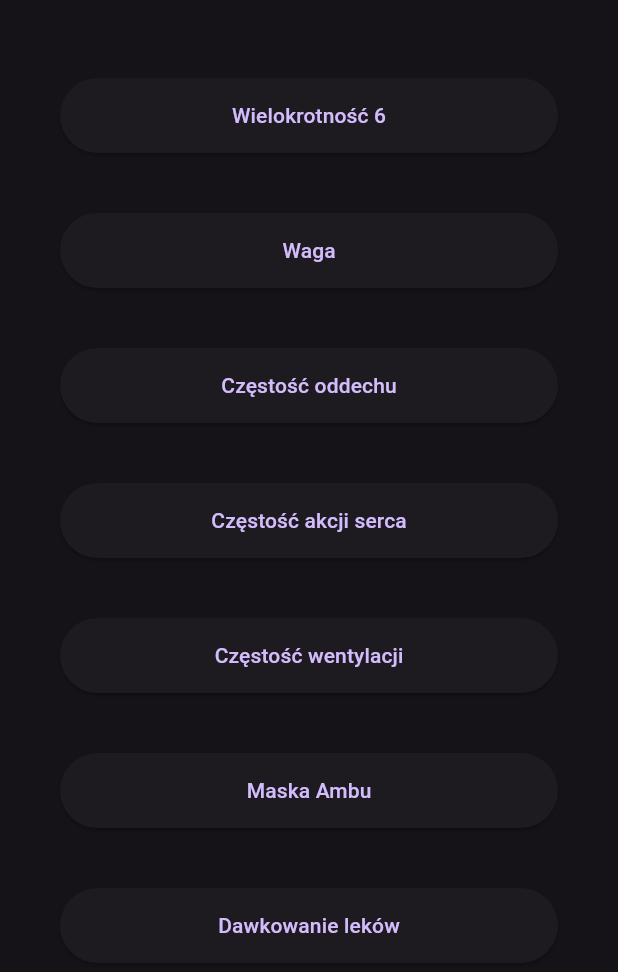
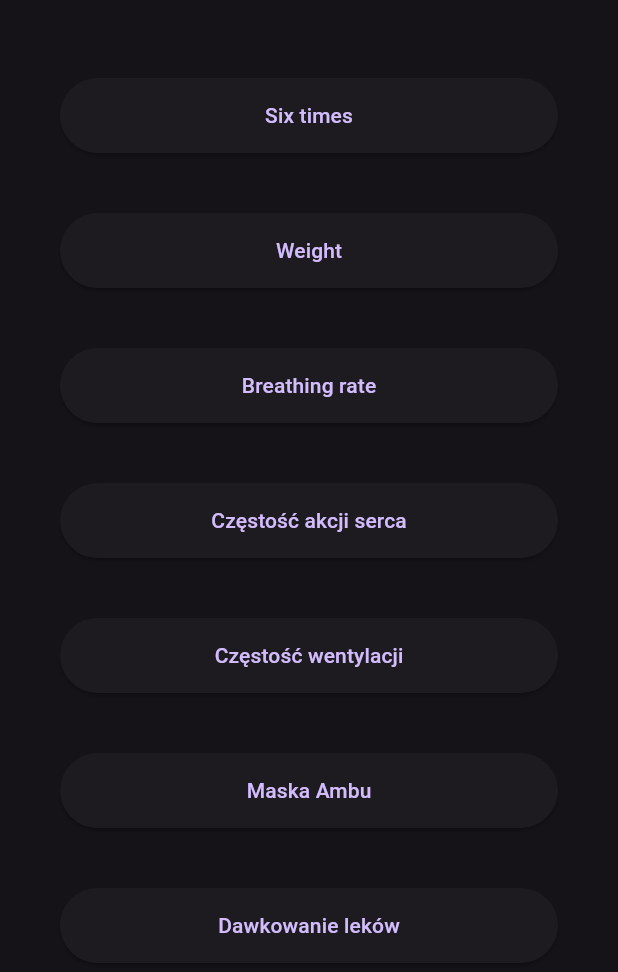
Before and after one commit to amostori/paramedic_tests, a Flutter app: the screen it shows after launch, on a phone screen of 412 x 824 dp. Shown: the top 972 px of the screen. Run offline on Flutter 3.47's test engine with Material 3 defaults, Android fonts, the phone set to English and light mode, and no system bars; our stand-ins replace easy_localization, flutter_riverpod, go_router.

Commit message:
fix maska 1

```diff
--- /dev/null
+++ b/assets/translations/en.json
@@ -0,0 +1,8 @@
+{
+  "no_route_found": "No route found",
+  "app_name": "Paramedic Tests",
+  "six_times": "Six times",
+  "weight": "Weight",
+  "breathing_rate": "Breathing rate",
+  "pulse_rate": "Pulse rate"
+}
--- /dev/null
+++ b/assets/translations/pl.json
@@ -0,0 +1,9 @@
+{
+  "no_route_found": "Brak ścieżki",
+  "app_name": "Paramedic Tests",
+  "six_times": "Wielokrotność sześciu",
+  "weight": "Waga",
+  "breathing_rate": "Częstość oddechu",
+  "pulse_rate": "Częstość akcji serca"
+
+}
--- a/lib/main.dart
+++ b/lib/main.dart
@@ -1,10 +1,35 @@
+import 'package:easy_localization/easy_localization.dart';
 import 'package:flutter/material.dart';
 import 'package:flutter_riverpod/flutter_riverpod.dart';
 import 'package:paramedic_tests/src/app_routing/app_routing.dart';
+import 'package:paramedic_tests/src/utils/constants.dart';
+import 'package:paramedic_tests/src/utils/strings_manager.dart';
 
-void main() {
+// Lokalizacja:
+// 1. Przygotuj pliki json z tłumaczeniami (en.json, pl.json)
+// 2. Dodaj metodę tr() do Stringów wymagających przetłumaczenia
+// 3. Do main() dodaj metodę EasyLocalization.ensureInitialized();
+// 4. Opakuj MyApp w widget EasyLocalization
+// Widget Phoenix jest potrzebny by zrestartować aplikację automatycznie po
+// zmianie np języka.
+// 5. W klasie MyApp do MaterialApp dodaj wpisy:
+// localizationsDelegates: context.localizationDelegates,
+// supportedLocales: context.supportedLocales,
+// locale: context.locale,
+
+// dart run build_runner watch -d
+void main() async {
   WidgetsFlutterBinding.ensureInitialized();
-  runApp(const ProviderScope(child: MyApp()));
+  await EasyLocalization.ensureInitialized();
+  runApp(
+    ProviderScope(
+      child: EasyLocalization(
+        supportedLocales: const [ENGLISH_LOCALE, POLISH_LOCALE],
+        path: ASSETS_PATH_LOCALISATION,
+        child: const MyApp(),
+      ),
+    ),
+  );
 }
 
 class MyApp extends StatelessWidget {
@@ -13,10 +38,13 @@ class MyApp extends StatelessWidget {
   @override
   Widget build(BuildContext context) {
     return MaterialApp.router(
+      localizationsDelegates: context.localizationDelegates,
+      supportedLocales: context.supportedLocales,
+      locale: context.locale,
       routerConfig: routeByName,
       restorationScopeId: 'app',
       debugShowCheckedModeBanner: false,
-      title: 'Flutter Demo',
+      title: StringsManager.appName.tr(),
       theme: ThemeData(
         colorScheme: ColorScheme.fromSeed(
           seedColor: Colors.deepPurple,
--- a/lib/src/features/home/presentation/home.dart
+++ b/lib/src/features/home/presentation/home.dart
@@ -1,6 +1,8 @@
+import 'package:easy_localization/easy_localization.dart';
 import 'package:flutter/material.dart';
 import 'package:go_router/go_router.dart';
 import 'package:paramedic_tests/src/features/home/presentation/widgets/home_list_button.dart';
+import 'package:paramedic_tests/src/utils/strings_manager.dart';
 
 import '../../../app_routing/app_routing.dart';
 
@@ -18,15 +20,15 @@ class Home extends StatelessWidget {
             children: [
               HomeListButton(
                 onTap: () => context.goNamed(AppRoute.six.name),
-                title: 'Wielokrotność 6',
+                title: StringsManager.sixTimes.tr(),
               ),
               HomeListButton(
                 onTap: () => context.goNamed(AppRoute.weight.name),
-                title: 'Waga',
+                title: StringsManager.weight.tr(),
               ),
               HomeListButton(
                 onTap: () => context.goNamed(AppRoute.breath.name),
-                title: 'Częstość oddechu',
+                title: StringsManager.breathingRate.tr(),
               ),
               HomeListButton(
                 onTap: () => context.goNamed(AppRoute.pulse.name),
--- /dev/null
+++ b/lib/src/utils/strings_manager.dart
@@ -0,0 +1,7 @@
+class StringsManager {
+  static const String appName = 'app_name';
+  static const String sixTimes = 'six_times';
+  static const String weight = 'weight';
+  static const String breathingRate = 'breathing_rate';
+  static const String pulseRate = 'pulse_rate';
+}
--- a/lib/src/widgets/body.dart
+++ b/lib/src/widgets/body.dart
@@ -52,6 +52,7 @@ class Body extends ConsumerWidget {
                     )
                   : SizedBox(
                       height: 100,
+                      width: double.infinity,
                       child: FittedBox(
                         fit: BoxFit.fitWidth,
                         child: Text(
```
Also changed, not shown: lib/src/utils/constants.dart (+8 -0 lines), pubspec.yaml (+2 -61 lines), lib/src/features/saturation/sat_provider/sat_provider.dart (added), pubspec.lock.
